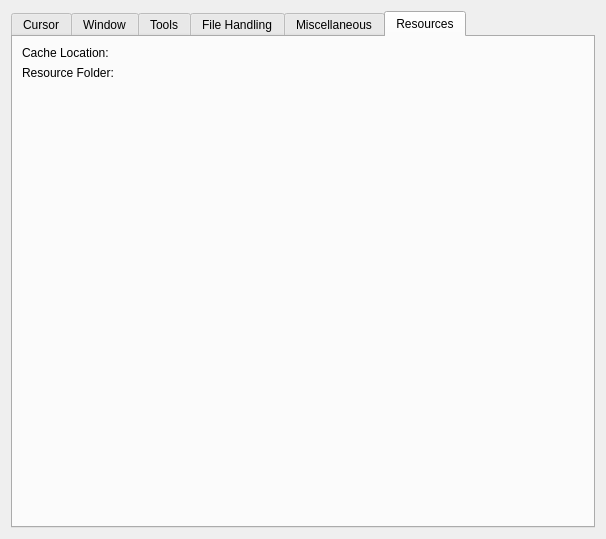
Qt form libs/ui/forms/wdggeneralsettings.ui (KDE/krita) before a commit.
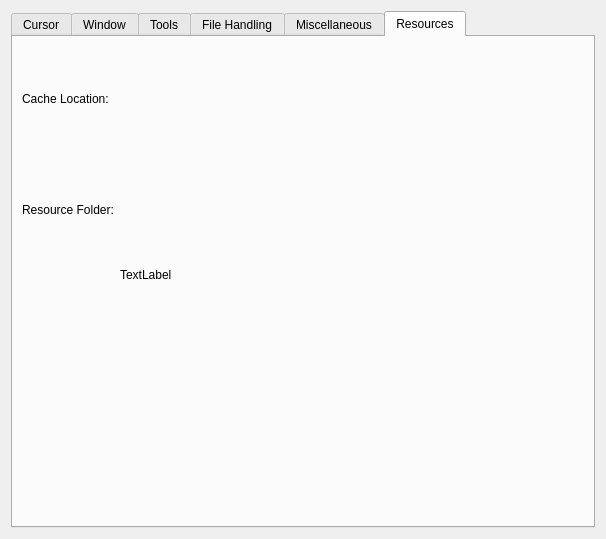
The same form after that commit. The open tabs and pages were chosen to show the change. Custom widgets are drawn as their Qt base class.

Commit message:
win: Add info on redirected AppData dir when running packaged
The packaged Desktop Bridge app redirects certain writes to the AppData
directories to a private app location, which makes "Open Resources
Folder" fail to work normally in some cases. This tries to detect if
such private app location is being used and informs the user about it,
also allows the user to choose to open the user AppData location or the
private app location.

Diff of the .ui file:
```diff
--- a/libs/ui/forms/wdggeneralsettings.ui
+++ b/libs/ui/forms/wdggeneralsettings.ui
@@ -1070,6 +1070,12 @@
         <layout class="QFormLayout" name="formLayout_7">
          <item row="0" column="0">
           <widget class="QLabel" name="label_14">
+           <property name="sizePolicy">
+            <sizepolicy hsizetype="Preferred" vsizetype="MinimumExpanding">
+             <horstretch>0</horstretch>
+             <verstretch>0</verstretch>
+            </sizepolicy>
+           </property>
            <property name="text">
             <string>Cache Location:</string>
            </property>
@@ -1080,6 +1086,12 @@
          </item>
          <item row="1" column="0">
           <widget class="QLabel" name="label_15">
+           <property name="sizePolicy">
+            <sizepolicy hsizetype="Preferred" vsizetype="MinimumExpanding">
+             <horstretch>0</horstretch>
+             <verstretch>0</verstretch>
+            </sizepolicy>
+           </property>
            <property name="text">
             <string>Resource Folder:</string>
            </property>
@@ -1088,6 +1100,28 @@
          <item row="1" column="1">
           <widget class="KisFileNameRequester" name="m_urlResourceFolder" native="true"/>
          </item>
+         <item row="2" column="1">
+          <widget class="QLabel" name="lblWindowsAppDataNote">
+           <property name="sizePolicy">
+            <sizepolicy hsizetype="MinimumExpanding" vsizetype="Minimum">
+             <horstretch>0</horstretch>
+             <verstretch>0</verstretch>
+            </sizepolicy>
+           </property>
+           <property name="text">
+            <string notr="true">TextLabel</string>
+           </property>
+           <property name="textFormat">
+            <enum>Qt::RichText</enum>
+           </property>
+           <property name="wordWrap">
+            <bool>true</bool>
+           </property>
+           <property name="textInteractionFlags">
+            <set>Qt::LinksAccessibleByKeyboard|Qt::LinksAccessibleByMouse</set>
+           </property>
+          </widget>
+         </item>
         </layout>
        </item>
        <item>
@@ -1098,7 +1132,7 @@
          <property name="sizeHint" stdset="0">
           <size>
            <width>20</width>
-           <height>418</height>
+           <height>0</height>
           </size>
          </property>
         </spacer>
```
The commit also changes 4 other files.
